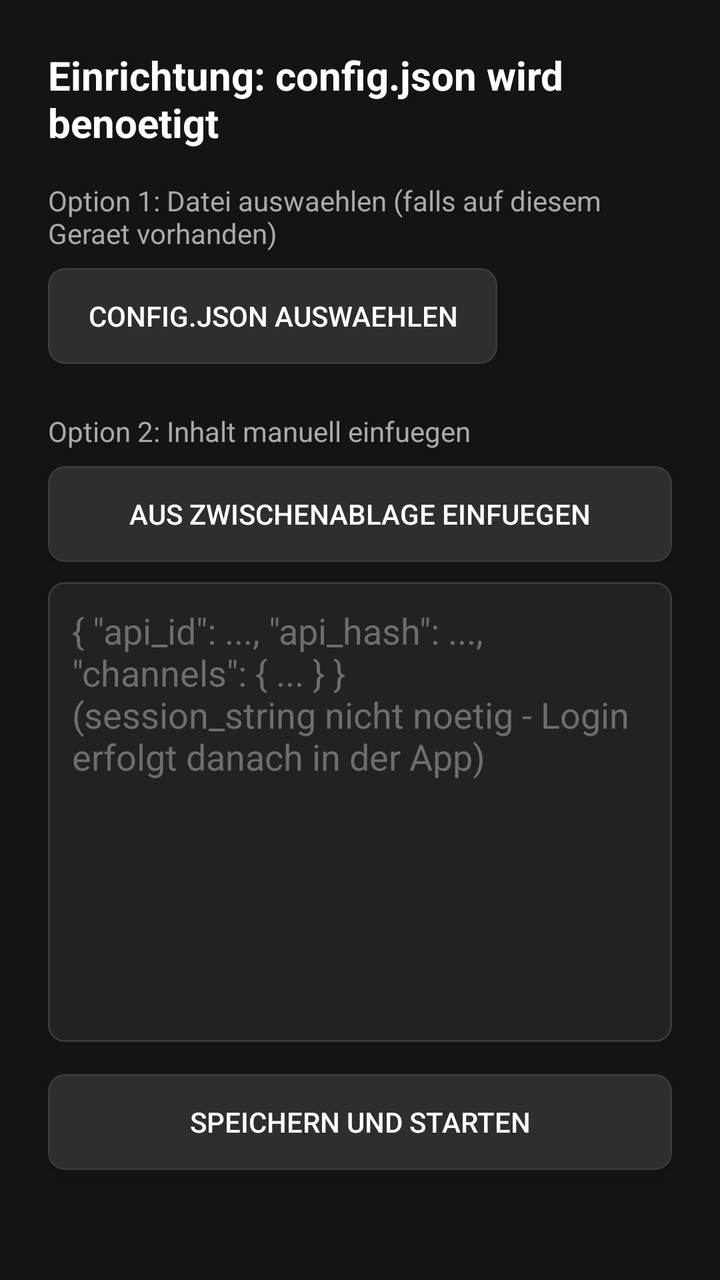
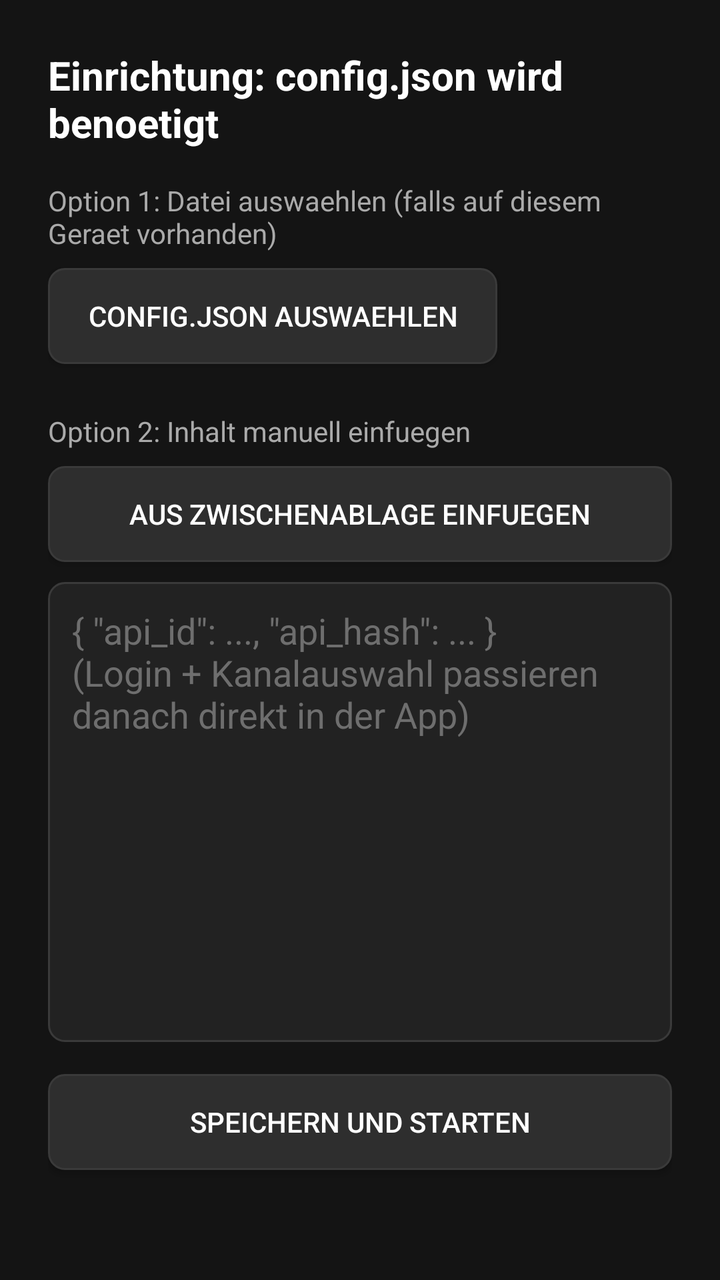

Compare the two renders of this Android layout. The source of the first and the diff that turns it into the second are given below.
<!-- AndroidManifest.xml: application theme Theme.StreamCenter -->
<!-- res/layout/activity_setup.xml -->
<?xml version="1.0" encoding="utf-8"?>
<LinearLayout xmlns:android="http://schemas.android.com/apk/res/android"
    android:layout_width="match_parent"
    android:layout_height="match_parent"
    android:orientation="vertical"
    android:background="@color/color_background"
    android:padding="24dp">

    <TextView
        android:layout_width="match_parent"
        android:layout_height="wrap_content"
        android:text="Einrichtung: config.json wird benoetigt"
        android:textColor="@color/color_text_primary"
        android:textSize="20sp"
        android:textStyle="bold"
        android:layout_marginBottom="16dp" />

    <TextView
        android:layout_width="match_parent"
        android:layout_height="wrap_content"
        android:text="Option 1: Datei auswaehlen (falls auf diesem Geraet vorhanden)"
        android:textColor="@color/color_text_secondary"
        android:layout_marginBottom="8dp" />

    <Button
        android:id="@+id/btn_pick_file"
        android:layout_width="wrap_content"
        android:layout_height="wrap_content"
        android:minWidth="0dp"
        android:background="@drawable/button_focus_background"
        android:textColor="@color/color_text_primary"
        android:paddingStart="20dp"
        android:paddingEnd="20dp"
        android:text="config.json auswaehlen"
        android:layout_marginBottom="24dp" />

    <TextView
        android:layout_width="match_parent"
        android:layout_height="wrap_content"
        android:text="Option 2: Inhalt manuell einfuegen"
        android:textColor="@color/color_text_secondary"
        android:layout_marginBottom="8dp" />

    <Button
        android:id="@+id/btn_paste_clipboard"
        android:layout_width="match_parent"
        android:layout_height="wrap_content"
        android:background="@drawable/button_focus_background"
        android:textColor="@color/color_text_primary"
        android:text="Aus Zwischenablage einfuegen"
        android:layout_marginBottom="10dp" />

    <EditText
        android:id="@+id/edit_json"
        android:layout_width="match_parent"
        android:layout_height="0dp"
        android:layout_weight="1"
        android:gravity="top|start"
        android:background="@drawable/edittext_focus_background"
        android:textColor="@color/color_text_primary"
        android:inputType="textMultiLine"
        android:hint="{ &quot;api_id&quot;: ..., &quot;api_hash&quot;: ..., &quot;channels&quot;: { ... } }&#10;(session_string nicht noetig - Login erfolgt danach in der App)"
        android:textColorHint="@color/color_text_disabled"
        android:padding="12dp"
        android:layout_marginBottom="16dp" />

    <Button
        android:id="@+id/btn_save_text"
        android:layout_width="match_parent"
        android:layout_height="wrap_content"
        android:background="@drawable/button_focus_background"
        android:textColor="@color/color_text_primary"
        android:text="Speichern und starten" />

    <TextView
        android:id="@+id/text_status"
        android:layout_width="match_parent"
        android:layout_height="wrap_content"
        android:textColor="@color/color_text_secondary"
        android:layout_marginTop="12dp" />
</LinearLayout>
<!-- resources referenced by this layout -->
<resources>
  <color name="color_background">#141414</color>
  <color name="color_text_disabled">#6E6E6E</color>
  <color name="color_text_primary">#FFFFFF</color>
  <color name="color_text_secondary">#AAAAAA</color>
  <!-- drawable button_focus_background (drawable) -->
  <?xml version="1.0" encoding="utf-8"?>
  <selector xmlns:android="http://schemas.android.com/apk/res/android">
      <item android:state_focused="true">
          <shape android:shape="rectangle">
              <solid android:color="@color/color_primary" />
              <corners android:radius="8dp" />
          </shape>
      </item>
      <item android:state_pressed="true">
          <shape android:shape="rectangle">
              <solid android:color="@color/color_primary_variant" />
              <corners android:radius="8dp" />
          </shape>
      </item>
      <item>
          <shape android:shape="rectangle">
              <solid android:color="@color/color_surface_light" />
              <corners android:radius="8dp" />
              <stroke android:width="1dp" android:color="@color/color_outline" />
          </shape>
      </item>
  </selector>
  <!-- drawable edittext_focus_background (drawable) -->
  <?xml version="1.0" encoding="utf-8"?>
  <selector xmlns:android="http://schemas.android.com/apk/res/android">
      <item android:state_focused="true">
          <shape android:shape="rectangle">
              <solid android:color="@color/color_surface_light" />
              <corners android:radius="8dp" />
              <stroke android:width="2dp" android:color="@color/color_primary" />
          </shape>
      </item>
      <item>
          <shape android:shape="rectangle">
              <solid android:color="@color/color_surface" />
              <corners android:radius="8dp" />
              <stroke android:width="1dp" android:color="@color/color_outline" />
          </shape>
      </item>
  </selector>
  <style name="Theme.StreamCenter" parent="Theme.MaterialComponents.DayNight.NoActionBar">
          <item name="colorPrimary">@color/color_primary</item>
          <item name="colorPrimaryVariant">@color/color_primary_variant</item>
          <item name="colorOnPrimary">@color/color_text_primary</item>
          <item name="colorSecondary">@color/color_primary</item>
          <item name="android:windowBackground">@color/color_background</item>
          <item name="android:textColorHint">@color/color_hint</item>
      </style>
  <color name="color_primary">#E50914</color>
  <color name="color_primary_variant">#B00710</color>
  <color name="color_surface_light">#2E2E2E</color>
  <color name="color_outline">#3A3A3A</color>
  <color name="color_surface">#222222</color>
  <color name="color_hint">#888888</color>
</resources>

<!-- the commit's change to res/layout/activity_setup.xml (unified diff, before → after) -->
@@ -59,7 +59,7 @@
         android:background="@drawable/edittext_focus_background"
         android:textColor="@color/color_text_primary"
         android:inputType="textMultiLine"
-        android:hint="{ &quot;api_id&quot;: ..., &quot;api_hash&quot;: ..., &quot;channels&quot;: { ... } }&#10;(session_string nicht noetig - Login erfolgt danach in der App)"
+        android:hint="{ &quot;api_id&quot;: ..., &quot;api_hash&quot;: ... }&#10;(Login + Kanalauswahl passieren danach direkt in der App)"
         android:textColorHint="@color/color_text_disabled"
         android:padding="12dp"
         android:layout_marginBottom="16dp" />
